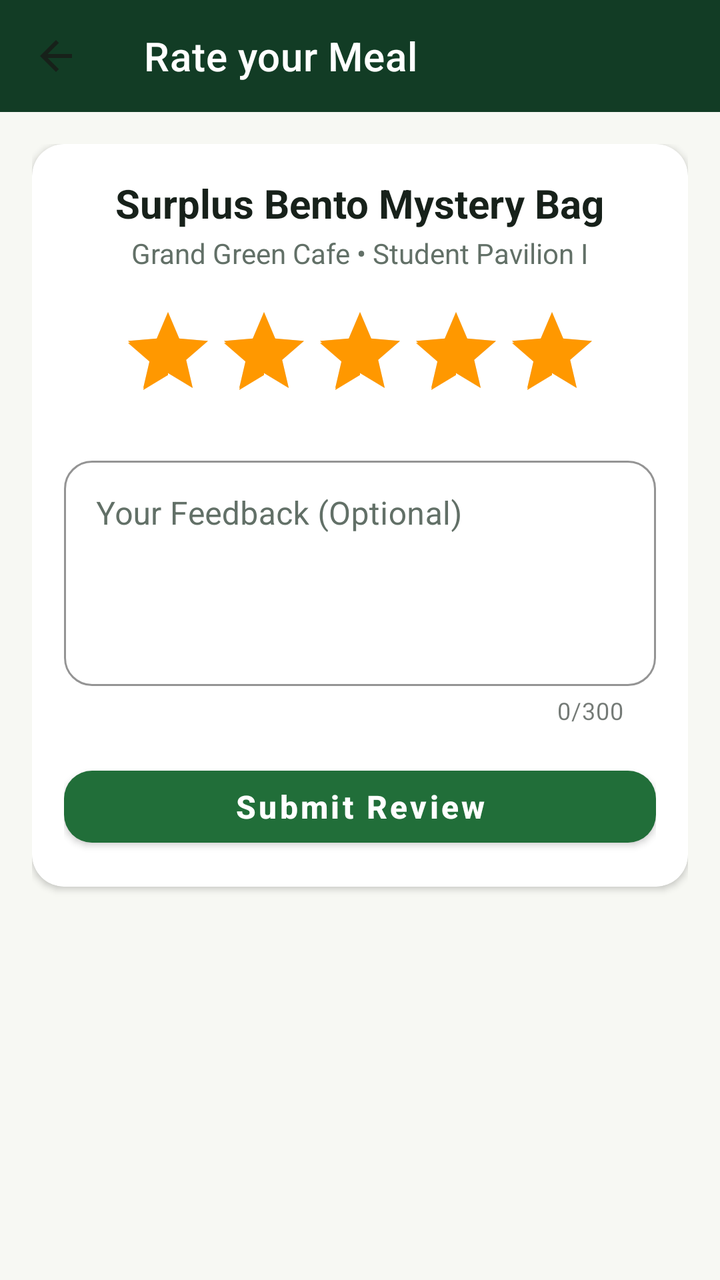
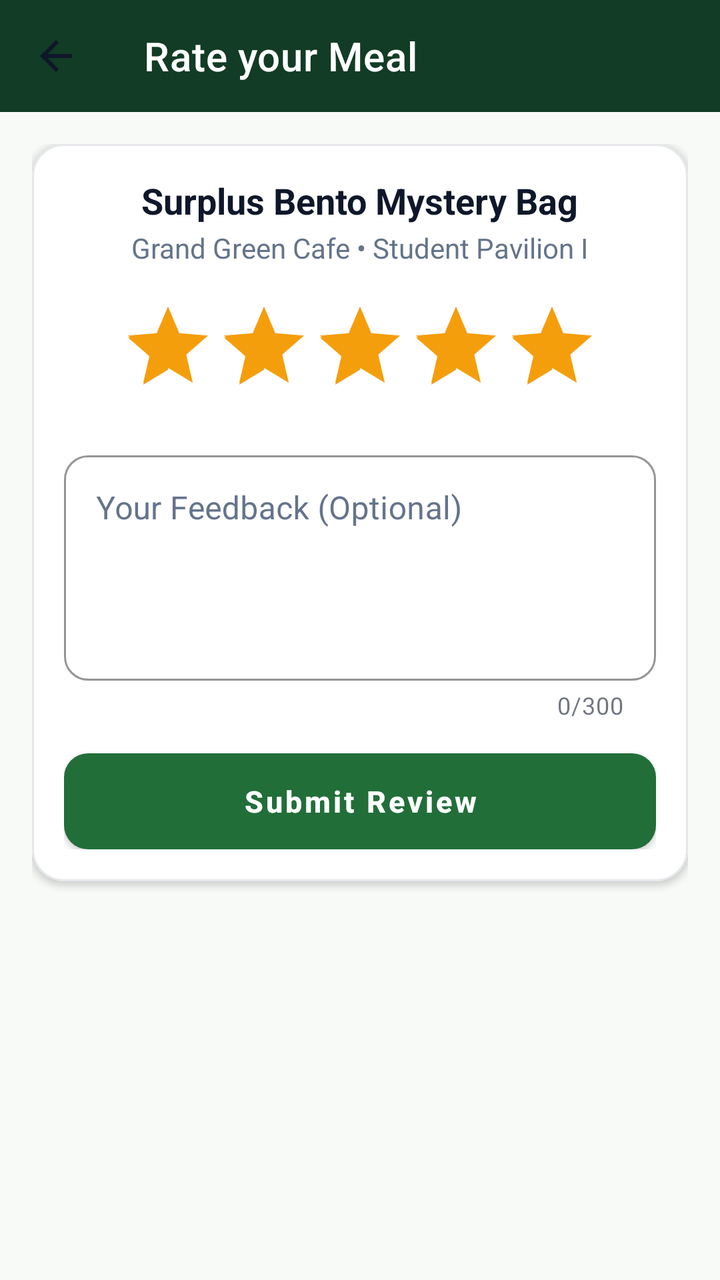

Two renders of the same Android screen: before a commit and after it. Below are the layout's source before the change and the commit's diff.
<!-- AndroidManifest.xml: application theme Theme.MAD_Group13_FoodHero -->
<!-- res/layout/activity_review.xml -->
<?xml version="1.0" encoding="utf-8"?>
<LinearLayout xmlns:android="http://schemas.android.com/apk/res/android"
    xmlns:app="http://schemas.android.com/apk/res-auto"
    android:layout_width="match_parent"
    android:layout_height="match_parent"
    android:background="@color/colorBackground"
    android:orientation="vertical">

    <androidx.appcompat.widget.Toolbar
        android:id="@+id/toolbar_review"
        android:layout_width="match_parent"
        android:layout_height="?attr/actionBarSize"
        android:background="@color/colorPrimaryDark"
        app:navigationIcon="@drawable/ic_arrow_back"
        app:title="@string/review_title"
        app:titleTextColor="@color/white" />

    <ScrollView
        android:layout_width="match_parent"
        android:layout_height="match_parent"
        android:fillViewport="true">

        <LinearLayout
            android:layout_width="match_parent"
            android:layout_height="wrap_content"
            android:orientation="vertical"
            android:padding="@dimen/spacing_16">

            <com.google.android.material.card.MaterialCardView
                style="@style/Widget.FoodHero.Card"
                android:layout_width="match_parent"
                android:layout_height="wrap_content">

                <LinearLayout
                    android:layout_width="match_parent"
                    android:layout_height="wrap_content"
                    android:gravity="center_horizontal"
                    android:orientation="vertical"
                    android:padding="@dimen/spacing_16">

                    <TextView
                        android:id="@+id/tv_review_item_title"
                        android:layout_width="wrap_content"
                        android:layout_height="wrap_content"
                        android:text="Surplus Bento Mystery Bag"
                        android:textColor="@color/colorTextPrimary"
                        android:textSize="@dimen/text_size_title"
                        android:textStyle="bold" />

                    <TextView
                        android:id="@+id/tv_review_merchant_name"
                        android:layout_width="wrap_content"
                        android:layout_height="wrap_content"
                        android:layout_marginTop="@dimen/spacing_2"
                        android:text="Grand Green Cafe • Student Pavilion I"
                        android:textColor="@color/colorTextSecondary"
                        android:textSize="@dimen/text_size_body" />

                    <RatingBar
                        android:id="@+id/rating_bar_review"
                        android:layout_width="wrap_content"
                        android:layout_height="wrap_content"
                        android:layout_marginTop="@dimen/spacing_16"
                        android:numStars="5"
                        android:rating="5"
                        android:stepSize="1" />

                    <com.google.android.material.textfield.TextInputLayout
                        android:id="@+id/til_review_comment"
                        style="@style/Widget.FoodHero.TextInputLayout"
                        android:layout_width="match_parent"
                        android:layout_height="wrap_content"
                        android:layout_marginTop="@dimen/spacing_16"
                        android:hint="Your Feedback (Optional)"
                        app:counterEnabled="true"
                        app:counterMaxLength="300">

                        <com.google.android.material.textfield.TextInputEditText
                            android:id="@+id/et_review_comment"
                            android:layout_width="match_parent"
                            android:layout_height="wrap_content"
                            android:gravity="top"
                            android:lines="4"
                            android:maxLength="300" />
                    </com.google.android.material.textfield.TextInputLayout>

                    <com.google.android.material.button.MaterialButton
                        android:id="@+id/btn_submit_review"
                        style="@style/Widget.FoodHero.Button.Primary"
                        android:layout_width="match_parent"
                        android:layout_height="wrap_content"
                        android:layout_marginTop="@dimen/spacing_16"
                        android:text="@string/submit_review" />
                </LinearLayout>
            </com.google.android.material.card.MaterialCardView>
        </LinearLayout>
    </ScrollView>
</LinearLayout>
<!-- resources referenced by this layout -->
<resources>
  <color name="colorBackground">#F7F8F3</color>
  <color name="colorPrimaryDark">#123C25</color>
  <color name="colorTextPrimary">#17211A</color>
  <color name="colorTextSecondary">#627067</color>
  <color name="white">#FFFFFF</color>
  <dimen name="spacing_16">16dp</dimen>
  <dimen name="spacing_2">2dp</dimen>
  <dimen name="text_size_body">14sp</dimen>
  <dimen name="text_size_title">20sp</dimen>
  <!-- drawable ic_arrow_back (drawable) -->
  <vector xmlns:android="http://schemas.android.com/apk/res/android"
      android:width="24dp"
      android:height="24dp"
      android:viewportWidth="24"
      android:viewportHeight="24">
      <path
          android:fillColor="@color/colorTextPrimary"
          android:pathData="M20,11H7.83l5.59,-5.59L12,4l-8,8 8,8 1.41,-1.41L7.83,13H20v-2z" />
  </vector>
  <string name="review_title">Rate your Meal</string>
  <string name="submit_review">Submit Review</string>
  <style name="Widget.FoodHero.Button.Primary" parent="Widget.MaterialComponents.Button">
          <item name="backgroundTint">@color/colorPrimary</item>
          <item name="android:textColor">@color/white</item>
          <item name="cornerRadius">@dimen/corner_button</item>
          <item name="android:minHeight">@dimen/min_touch_target</item>
          <item name="android:textSize">@dimen/text_size_action</item>
          <item name="android:textStyle">bold</item>
          <item name="elevation">2dp</item>
          <item name="android:textAllCaps">false</item>
      </style>
  <style name="Widget.FoodHero.Card" parent="Widget.MaterialComponents.CardView">
          <item name="cardCornerRadius">@dimen/corner_card</item>
          <item name="cardElevation">@dimen/elevation_card</item>
          <item name="cardBackgroundColor">@color/colorSurface</item>
          <item name="cardMaxElevation">@dimen/elevation_card_elevated</item>
          <item name="android:clipToPadding">false</item>
      </style>
  <style name="Widget.FoodHero.TextInputLayout" parent="Widget.MaterialComponents.TextInputLayout.OutlinedBox">
          <item name="boxCornerRadiusTopStart">@dimen/corner_button</item>
          <item name="boxCornerRadiusTopEnd">@dimen/corner_button</item>
          <item name="boxCornerRadiusBottomStart">@dimen/corner_button</item>
          <item name="boxCornerRadiusBottomEnd">@dimen/corner_button</item>
          <item name="boxStrokeColor">@color/colorPrimary</item>
          <item name="hintTextColor">@color/colorPrimary</item>
          <item name="android:textColorHint">@color/colorTextSecondary</item>
      </style>
  <color name="colorPrimary">#216E39</color>
  <dimen name="corner_button">14dp</dimen>
  <dimen name="min_touch_target">48dp</dimen>
  <dimen name="text_size_action">16sp</dimen>
  <dimen name="corner_card">16dp</dimen>
  <dimen name="elevation_card">2dp</dimen>
  <color name="colorSurface">#FFFFFF</color>
  <dimen name="elevation_card_elevated">6dp</dimen>
  <color name="colorAccent">#FF9800</color>
  <color name="colorAccentContainer">#FFF1D6</color>
  <color name="colorError">#B3261E</color>
  <!-- unchanged entries left out for length: 1 -->
</resources>

<!-- the commit's change to res/layout/activity_review.xml (unified diff, before → after) -->
@@ -4,6 +4,7 @@
     android:layout_width="match_parent"
     android:layout_height="match_parent"
     android:background="@color/colorBackground"
+    android:fitsSystemWindows="true"
     android:orientation="vertical">
 
     <androidx.appcompat.widget.Toolbar
@@ -12,6 +13,7 @@
         android:layout_height="?attr/actionBarSize"
         android:background="@color/colorPrimaryDark"
         app:navigationIcon="@drawable/ic_arrow_back"
+        app:navigationIconTint="@color/white"
         app:title="@string/review_title"
         app:titleTextColor="@color/white" />
 
<!-- resource entries referenced after the edit -->
@@ -1,14 +1,14 @@
 <!-- resources referenced by this layout -->
 <resources>
-  <color name="colorBackground">#F7F8F3</color>
+  <color name="colorBackground">#F8FAF8</color>
   <color name="colorPrimaryDark">#123C25</color>
-  <color name="colorTextPrimary">#17211A</color>
-  <color name="colorTextSecondary">#627067</color>
+  <color name="colorTextPrimary">#0F172A</color>
+  <color name="colorTextSecondary">#64748B</color>
   <color name="white">#FFFFFF</color>
   <dimen name="spacing_16">16dp</dimen>
   <dimen name="spacing_2">2dp</dimen>
   <dimen name="text_size_body">14sp</dimen>
-  <dimen name="text_size_title">20sp</dimen>
+  <dimen name="text_size_title">18sp</dimen>
   <!-- drawable ic_arrow_back (drawable) -->
   <vector xmlns:android="http://schemas.android.com/apk/res/android"
       android:width="24dp"
@@ -25,10 +25,12 @@
           <item name="backgroundTint">@color/colorPrimary</item>
           <item name="android:textColor">@color/white</item>
           <item name="cornerRadius">@dimen/corner_button</item>
-          <item name="android:minHeight">@dimen/min_touch_target</item>
+          <item name="android:minHeight">@dimen/button_height_primary</item>
           <item name="android:textSize">@dimen/text_size_action</item>
           <item name="android:textStyle">bold</item>
-          <item name="elevation">2dp</item>
+          <item name="android:insetTop">0dp</item>
+          <item name="android:insetBottom">0dp</item>
+          <item name="elevation">@dimen/elevation_card</item>
           <item name="android:textAllCaps">false</item>
       </style>
   <style name="Widget.FoodHero.Card" parent="Widget.MaterialComponents.CardView">
@@ -36,28 +38,34 @@
           <item name="cardElevation">@dimen/elevation_card</item>
           <item name="cardBackgroundColor">@color/colorSurface</item>
           <item name="cardMaxElevation">@dimen/elevation_card_elevated</item>
+          <item name="strokeColor">@color/colorCardBorder</item>
+          <item name="strokeWidth">1dp</item>
           <item name="android:clipToPadding">false</item>
       </style>
   <style name="Widget.FoodHero.TextInputLayout" parent="Widget.MaterialComponents.TextInputLayout.OutlinedBox">
-          <item name="boxCornerRadiusTopStart">@dimen/corner_button</item>
-          <item name="boxCornerRadiusTopEnd">@dimen/corner_button</item>
-          <item name="boxCornerRadiusBottomStart">@dimen/corner_button</item>
-          <item name="boxCornerRadiusBottomEnd">@dimen/corner_button</item>
+          <item name="boxCornerRadiusTopStart">@dimen/corner_input</item>
+          <item name="boxCornerRadiusTopEnd">@dimen/corner_input</item>
+          <item name="boxCornerRadiusBottomStart">@dimen/corner_input</item>
+          <item name="boxCornerRadiusBottomEnd">@dimen/corner_input</item>
           <item name="boxStrokeColor">@color/colorPrimary</item>
+          <item name="boxStrokeWidth">1dp</item>
+          <item name="boxStrokeWidthFocused">2dp</item>
           <item name="hintTextColor">@color/colorPrimary</item>
           <item name="android:textColorHint">@color/colorTextSecondary</item>
       </style>
   <color name="colorPrimary">#216E39</color>
-  <dimen name="corner_button">14dp</dimen>
-  <dimen name="min_touch_target">48dp</dimen>
-  <dimen name="text_size_action">16sp</dimen>
+  <dimen name="corner_button">12dp</dimen>
+  <dimen name="button_height_primary">48dp</dimen>
+  <dimen name="text_size_action">15sp</dimen>
   <dimen name="corner_card">16dp</dimen>
   <dimen name="elevation_card">2dp</dimen>
   <color name="colorSurface">#FFFFFF</color>
-  <dimen name="elevation_card_elevated">6dp</dimen>
-  <color name="colorAccent">#FF9800</color>
-  <color name="colorAccentContainer">#FFF1D6</color>
-  <color name="colorError">#B3261E</color>
+  <dimen name="elevation_card_elevated">4dp</dimen>
+  <color name="colorCardBorder">#E5E7EB</color>
+  <dimen name="corner_input">12dp</dimen>
+  <color name="colorAccent">#F59E0B</color>
+  <color name="colorAccentContainer">#FEF3C7</color>
+  <color name="colorError">#DC2626</color>
   <!-- unchanged entries left out for length: 1 -->
 </resources>
 
